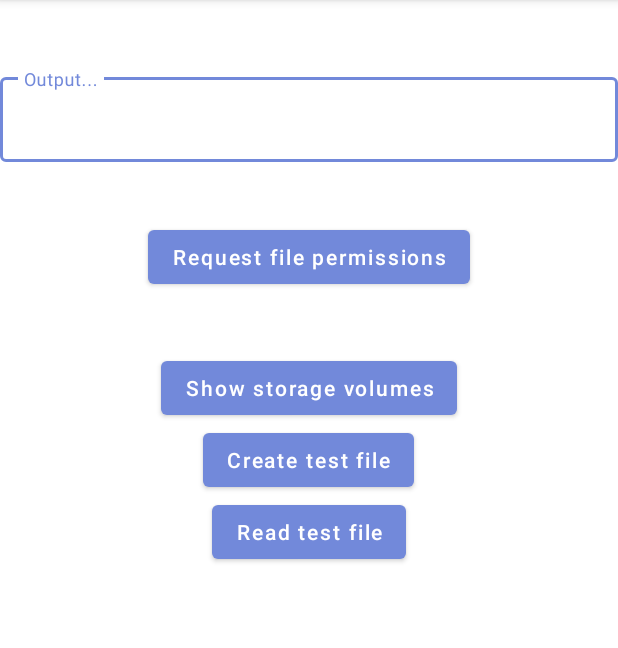
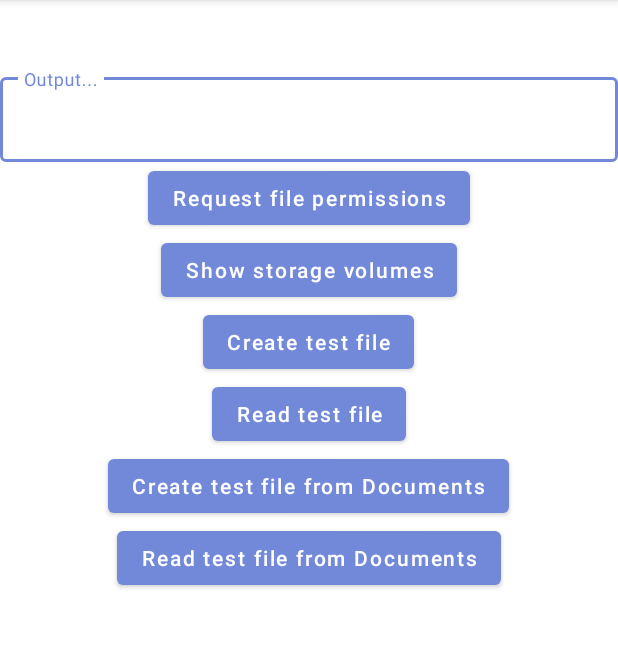
Before and after one commit to kairusds-testing/android-30, an Android app: the screen it shows after launch (MainActivity), on a phone screen of 412 x 824 dp, the part 84-732 px from its top. Run offline under Robolectric (Android 15) with nearby library versions, the phone set to English and light mode, and no system bars; 1 statement that could not run was skipped.

Commit message:
Add documents test file and remove marginTop from activity_main

```diff
--- a/app/src/main/res/layout/activity_main.xml
+++ b/app/src/main/res/layout/activity_main.xml
@@ -30,16 +30,14 @@
 			android:layout_height="wrap_content"
 			android:text="@string/request_file_perms"
 			android:onClick="requestFilePermissions"
-			android:textAllCaps="false"
-			android:layout_marginTop="39dp"/>
+			android:textAllCaps="false"/>
 
 		<Button
 			android:layout_width="wrap_content"
 			android:layout_height="wrap_content"
 			android:text="@string/show_storage_volumes"
 			android:onClick="showStorageVolumes"
-			android:textAllCaps="false"
-			android:layout_marginTop="39dp"/>
+			android:textAllCaps="false"/>
 
 		<Button
 			android:layout_width="wrap_content"
@@ -54,5 +52,19 @@
 			android:text="@string/read_test_file"
 			android:onClick="readTestFile"
 			android:textAllCaps="false"/>
+
+		<Button
+			android:layout_width="wrap_content"
+			android:layout_height="wrap_content"
+			android:text="@string/create_documents_test_file"
+			android:onClick="createDocumentsTestFile"
+			android:textAllCaps="false"/>
+
+		<Button
+			android:layout_width="wrap_content"
+			android:layout_height="wrap_content"
+			android:text="@string/read_documents_test_file"
+			android:onClick="readDocumentsTestFile"
+			android:textAllCaps="false"/>
 	</LinearLayout>
 </ScrollView>
--- a/app/src/main/res/values/strings.xml
+++ b/app/src/main/res/values/strings.xml
@@ -6,6 +6,8 @@
 	<string name="show_storage_volumes">Show storage volumes</string>
 	<string name="create_test_file">Create test file</string>
 	<string name="read_test_file">Read test file</string>
+	<string name="create_documents_test_file">Create test file from Documents</string>
+	<string name="read_documents_test_file">Read test file from Documents</string>
 	<string name="licenses">Open source licenses</string>
 	<string name="settings">Settings</string>
 	<string name="dark_theme">Dark theme</string>
```
Also changed, not shown: app/src/main/java/github/kairusds/android30/MainActivity.java (+25 -0 lines).
